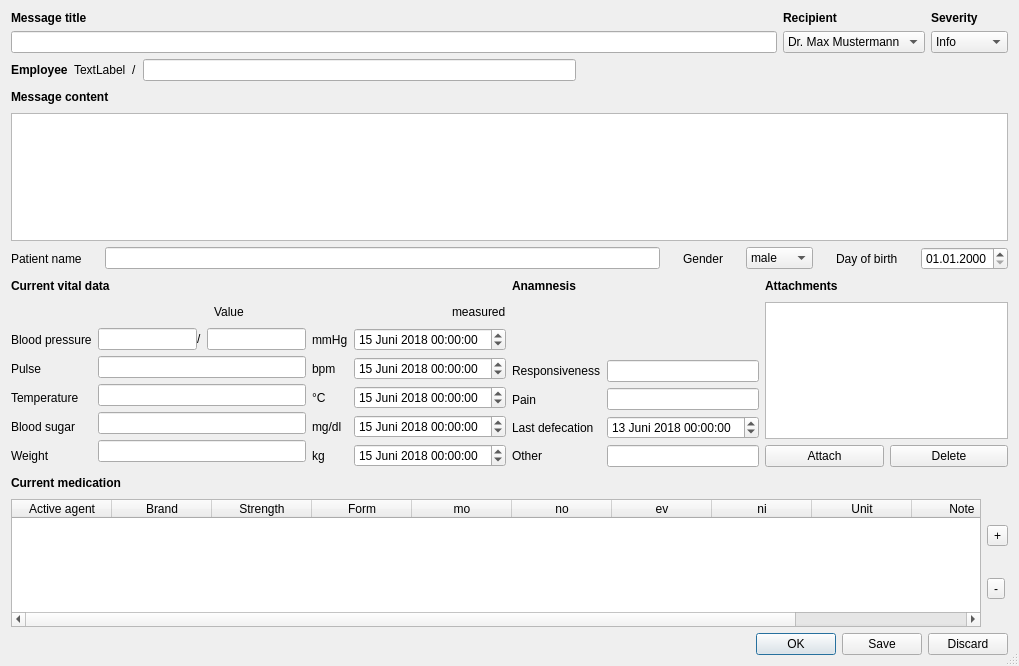
The window that src/gui/messages/createmessagedialog.ui (Awesome-Technologies/ampcare-desktop) describes before a commit, drawn with Qt 5.
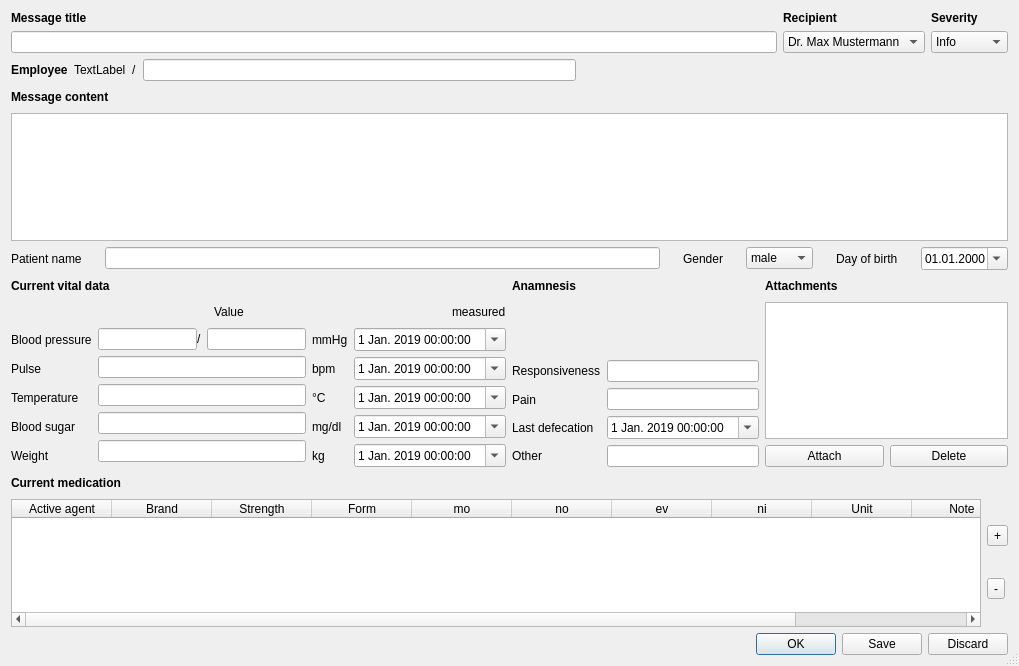
The same window after the commit. Icons and pictures are not drawn.

Commit message: Makes dateTimes optional

```diff
--- a/src/gui/messages/createmessagedialog.ui
+++ b/src/gui/messages/createmessagedialog.ui
@@ -297,9 +297,15 @@
      </item>
      <item>
       <widget class="QDateEdit" name="dateEditBirthday">
+       <property name="specialValueText">
+        <string> </string>
+       </property>
        <property name="displayFormat">
         <string>dd.MM.yyyy</string>
        </property>
+       <property name="calendarPopup">
+        <bool>true</bool>
+       </property>
       </widget>
      </item>
     </layout>
@@ -571,13 +577,35 @@
              <property name="locale">
               <locale language="German" country="Germany"/>
              </property>
+             <property name="wrapping">
+              <bool>false</bool>
+             </property>
+             <property name="specialValueText">
+              <string> </string>
+             </property>
+             <property name="showGroupSeparator" stdset="0">
+              <bool>false</bool>
+             </property>
+             <property name="dateTime">
+              <datetime>
+               <hour>0</hour>
+               <minute>0</minute>
+               <second>0</second>
+               <year>2019</year>
+               <month>1</month>
+               <day>1</day>
+              </datetime>
+             </property>
              <property name="date">
               <date>
-               <year>2018</year>
-               <month>6</month>
-               <day>15</day>
+               <year>2019</year>
+               <month>1</month>
+               <day>1</day>
               </date>
              </property>
+             <property name="calendarPopup">
+              <bool>true</bool>
+             </property>
             </widget>
            </item>
            <item>
@@ -585,13 +613,19 @@
              <property name="locale">
               <locale language="German" country="Germany"/>
              </property>
+             <property name="specialValueText">
+              <string> </string>
+             </property>
              <property name="date">
               <date>
-               <year>2018</year>
-               <month>6</month>
-               <day>15</day>
+               <year>2019</year>
+               <month>1</month>
+               <day>1</day>
               </date>
              </property>
+             <property name="calendarPopup">
+              <bool>true</bool>
+             </property>
             </widget>
            </item>
            <item>
@@ -599,13 +633,29 @@
              <property name="locale">
               <locale language="German" country="Germany"/>
              </property>
+             <property name="specialValueText">
+              <string> </string>
+             </property>
+             <property name="dateTime">
+              <datetime>
+               <hour>0</hour>
+               <minute>0</minute>
+               <second>0</second>
+               <year>2019</year>
+               <month>1</month>
+               <day>1</day>
+              </datetime>
+             </property>
              <property name="date">
               <date>
-               <year>2018</year>
-               <month>6</month>
-               <day>15</day>
+               <year>2019</year>
+               <month>1</month>
+               <day>1</day>
               </date>
              </property>
+             <property name="calendarPopup">
+              <bool>true</bool>
+             </property>
             </widget>
            </item>
            <item>
@@ -613,13 +663,29 @@
              <property name="locale">
               <locale language="German" country="Germany"/>
              </property>
+             <property name="specialValueText">
+              <string> </string>
+             </property>
+             <property name="dateTime">
+              <datetime>
+               <hour>0</hour>
+               <minute>0</minute>
+               <second>0</second>
+               <year>2019</year>
+               <month>1</month>
+               <day>1</day>
+              </datetime>
+             </property>
              <property name="date">
               <date>
-               <year>2018</year>
-               <month>6</month>
-               <day>15</day>
+               <year>2019</year>
+               <month>1</month>
+               <day>1</day>
               </date>
              </property>
+             <property name="calendarPopup">
+              <bool>true</bool>
+             </property>
             </widget>
            </item>
            <item>
@@ -627,13 +693,29 @@
              <property name="locale">
               <locale language="German" country="Germany"/>
              </property>
+             <property name="specialValueText">
+              <string> </string>
+             </property>
+             <property name="dateTime">
+              <datetime>
+               <hour>0</hour>
+               <minute>0</minute>
+               <second>0</second>
+               <year>2019</year>
+               <month>1</month>
+               <day>1</day>
+              </datetime>
+             </property>
              <property name="date">
               <date>
-               <year>2018</year>
-               <month>6</month>
-               <day>15</day>
+               <year>2019</year>
+               <month>1</month>
+               <day>1</day>
               </date>
              </property>
+             <property name="calendarPopup">
+              <bool>true</bool>
+             </property>
             </widget>
            </item>
           </layout>
@@ -757,13 +839,29 @@
              <property name="locale">
               <locale language="German" country="Germany"/>
              </property>
+             <property name="specialValueText">
+              <string> </string>
+             </property>
+             <property name="dateTime">
+              <datetime>
+               <hour>0</hour>
+               <minute>0</minute>
+               <second>0</second>
+               <year>2019</year>
+               <month>1</month>
+               <day>1</day>
+              </datetime>
+             </property>
              <property name="date">
               <date>
-               <year>2018</year>
-               <month>6</month>
-               <day>13</day>
+               <year>2019</year>
+               <month>1</month>
+               <day>1</day>
               </date>
              </property>
+             <property name="calendarPopup">
+              <bool>true</bool>
+             </property>
             </widget>
            </item>
            <item>
```
The commit also changes 3 other files.
